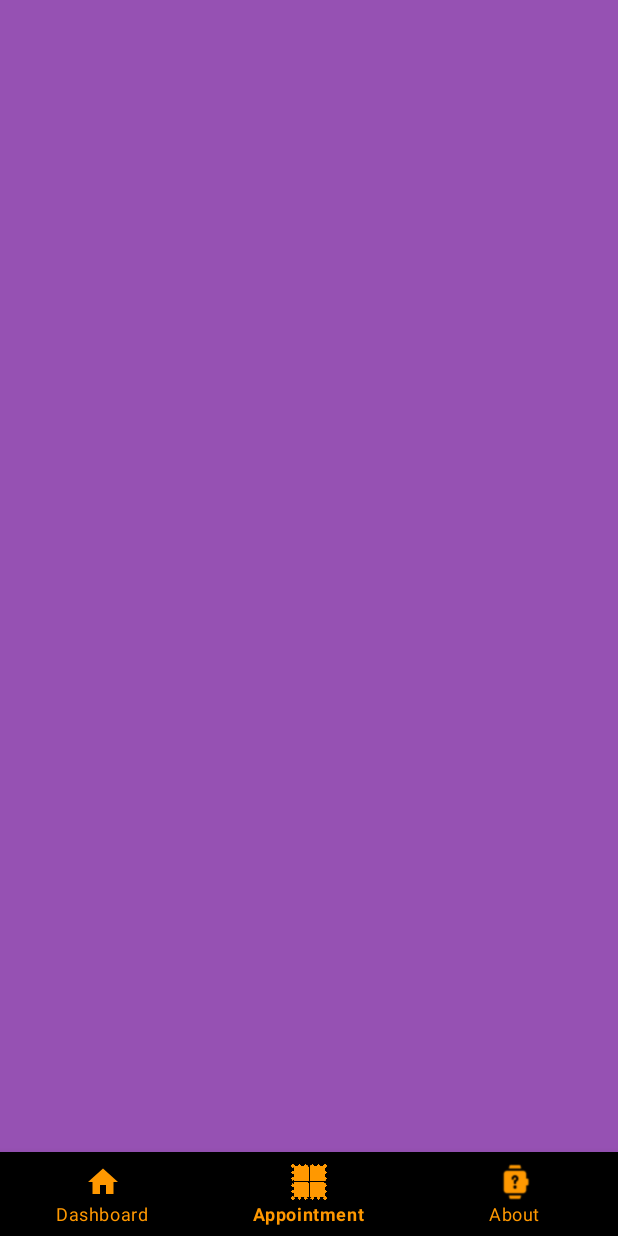
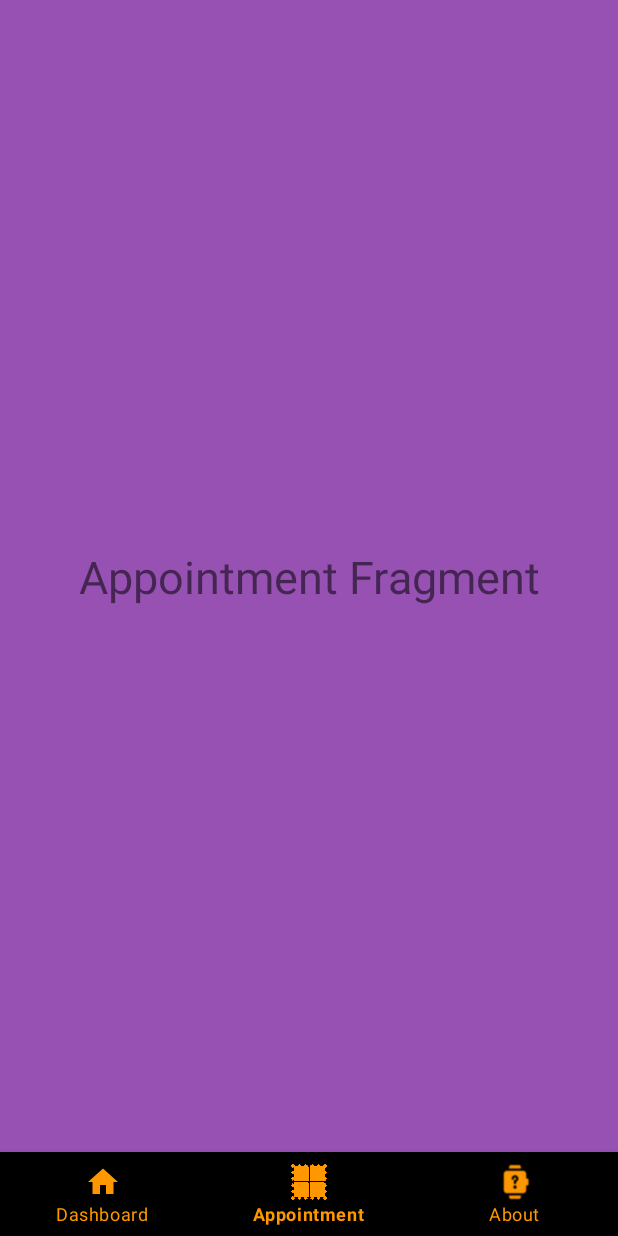
Before and after one commit to jitendra1404/AndroidProject25B, an Android app: the DashboardActivity screen opened directly, with no data from a screen before it, item 2 of the bottom bar chosen, on a phone screen of 412 x 824 dp. Run offline under Robolectric (Android 15) with nearby library versions, the phone set to English and light mode, and no system bars.

Commit message:
implement fragment

```diff
--- a/app/build.gradle
+++ b/app/build.gradle
@@ -1,6 +1,7 @@
 plugins {
     id 'com.android.application'
     id 'kotlin-android'
+    id 'kotlin-android-extensions'
 }
 
 apply plugin: "kotlin-kapt"
--- a/app/src/main/java/com/example/androidproject25b/DashboardActivity.kt
+++ b/app/src/main/java/com/example/androidproject25b/DashboardActivity.kt
@@ -7,45 +7,105 @@ import android.os.Bundle
 import android.os.PersistableBundle
 import android.widget.Button
 import androidx.core.app.ActivityCompat
+import androidx.fragment.app.Fragment
+import com.example.androidproject25b.Fragments.AboutFragment
+import com.example.androidproject25b.Fragments.AppointmentFragment
+import com.example.androidproject25b.Fragments.DashboardFragment
 import com.google.android.material.bottomnavigation.BottomNavigationView
 import com.google.android.material.navigation.NavigationView
+import kotlinx.android.synthetic.main.activity_dashboard.*
 
 class DashboardActivity : AppCompatActivity() {
 
+  private val dashboardFragment=DashboardFragment()
+    private val appointmentFragment=AppointmentFragment()
+    private val aboutFragment = AboutFragment()
 
-    private val permissions = arrayOf(
-            android.Manifest.permission.CAMERA,
-            android.Manifest.permission.WRITE_EXTERNAL_STORAGE,
-            android.Manifest.permission.ACCESS_FINE_LOCATION
-    )
     override fun onCreate(savedInstanceState: Bundle?) {
         super.onCreate(savedInstanceState)
         setContentView(R.layout.activity_dashboard)
 
-        if (!hasPermission()) {
-            requestPermission()
+        replaceFragment(dashboardFragment)
+
+        buttom_navigation.setOnNavigationItemSelectedListener {
+            when(it.itemId){
+                R.id.DashboardPage -> replaceFragment(dashboardFragment)
+                R.id.AppointmentPage -> replaceFragment(appointmentFragment)
+                R.id.AboutPage -> replaceFragment(aboutFragment)
+            }
+            true
         }
+
 
     }
 
-        private fun requestPermission() {
-            ActivityCompat.requestPermissions(
-                    this@DashboardActivity,
-                    permissions, 1
-            )
-    }
-    private fun hasPermission(): Boolean {
-        var hasPermission = true
-        for (permission in permissions) {
-            if (ActivityCompat.checkSelfPermission(
-                            this,
-                            permission
-                    ) != PackageManager.PERMISSION_GRANTED
-            ) {
-                hasPermission = false
-            }
+    private fun replaceFragment(fragment: Fragment) {
+        if (fragment!=null){
+            val transaction=supportFragmentManager.beginTransaction()
+            transaction.replace(R.id.fragment_container, fragment)
+            transaction.commit()
         }
-        return hasPermission
+
+
     }
 
-    }
+}
+
+
+
+
+
+
+
+
+
+
+
+
+
+
+
+
+
+
+
+
+
+
+
+
+//    private val permissions = arrayOf(
+//            android.Manifest.permission.CAMERA,
+//            android.Manifest.permission.WRITE_EXTERNAL_STORAGE,
+//            android.Manifest.permission.ACCESS_FINE_LOCATION
+
+//    )
+
+
+//        if (!hasPermission()) {
+//            requestPermission()
+//
+//        }
+
+
+
+
+//    private fun requestPermission() {
+//            ActivityCompat.requestPermissions(
+//                    this@DashboardActivity,
+//                    permissions, 1
+//            )
+//    }
+//    private fun hasPermission(): Boolean {
+//        var hasPermission = true
+//        for (permission in permissions) {
+//            if (ActivityCompat.checkSelfPermission(
+//                            this,
+//                            permission
+//                    ) != PackageManager.PERMISSION_GRANTED
+//            ) {
+//                hasPermission = false
+//            }
+//        }
+//        return hasPermission
+//    }
--- a/app/src/main/res/layout/activity_dashboard.xml
+++ b/app/src/main/res/layout/activity_dashboard.xml
@@ -10,7 +10,7 @@
 
 
     <com.google.android.material.bottomnavigation.BottomNavigationView
-        android:id="@+id/ButtonNavigation"
+        android:id="@+id/buttom_navigation"
         android:layout_width="match_parent"
         android:layout_height="wrap_content"
         android:background="@color/black"
@@ -24,7 +24,7 @@
         android:id="@+id/fragment_container"
         android:layout_width="match_parent"
         app:layout_constraintTop_toTopOf="parent"
-        app:layout_constraintBottom_toTopOf="@id/ButtonNavigation"
+        app:layout_constraintBottom_toTopOf="@id/buttom_navigation"
         android:layout_height="0dp"/>
 
 </androidx.constraintlayout.widget.ConstraintLayout>
--- a/app/src/main/res/layout/fragment_about.xml
+++ b/app/src/main/res/layout/fragment_about.xml
@@ -8,7 +8,7 @@
 
     <!-- TODO: Update blank fragment layout -->
     <TextView
-        android:id="@+id/tvDashboard"
+        android:id="@+id/tvAbout"
         android:layout_width="wrap_content"
         android:layout_height="wrap_content"
         android:textSize="30sp"
--- a/app/src/main/res/layout/fragment_appointment.xml
+++ b/app/src/main/res/layout/fragment_appointment.xml
@@ -9,7 +9,7 @@
 
     <!-- TODO: Update blank fragment layout -->
     <TextView
-        android:id="@+id/tvDashboard"
+        android:id="@+id/tvAppointment"
         android:layout_width="wrap_content"
         android:layout_height="wrap_content"
         android:textSize="30sp"
```
